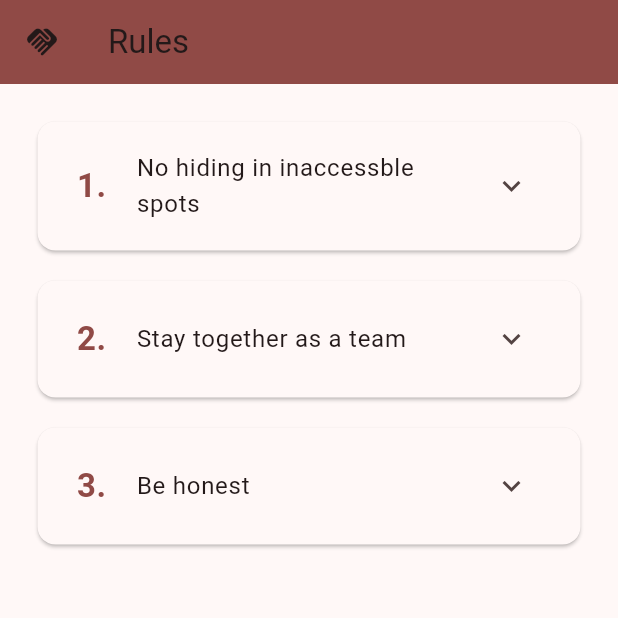
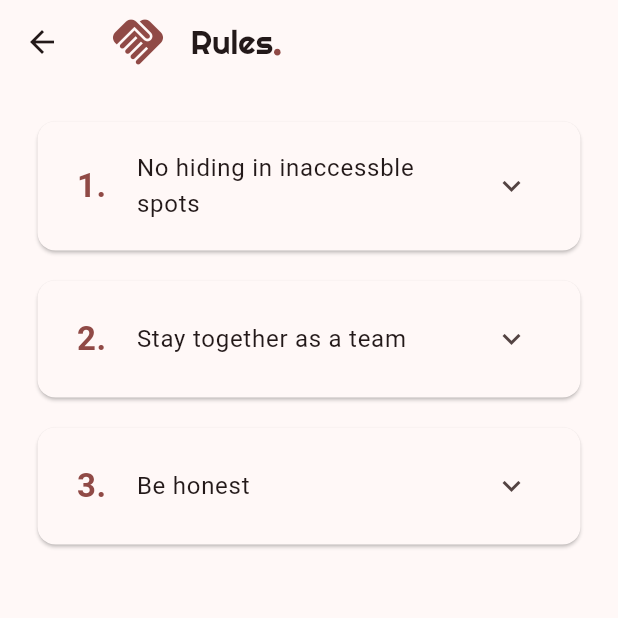
Before and after one commit to velix2/tag_lag, a Flutter app: the RulePage screen opened directly, on a phone screen of 412 x 824 dp, the top half of it. Run offline on Flutter 3.47's test engine with Material 2 defaults, Android fonts, the phone set to English and light mode, and no system bars; our stand-ins replace flutter_spinbox, google_fonts.

Commit message:
new app bar

```diff
--- a/lib/rule_page.dart
+++ b/lib/rule_page.dart
@@ -2,6 +2,8 @@ import 'package:flutter/material.dart';
 import 'dart:convert';
 import 'package:flutter/services.dart';
 import 'dart:async';
+
+import 'package:google_fonts/google_fonts.dart';
 
 class RulePage extends StatefulWidget {
   const RulePage({Key? key}) : super(key: key);
@@ -32,12 +34,33 @@ class _RulePageState extends State<RulePage> {
   @override
   Widget build(BuildContext context) {
     return Scaffold(
-      appBar: AppBar(
-        leading: const Icon(Icons.handshake),
-        title: const Text("Rules"),
-        backgroundColor: Theme.of(context).colorScheme.primary,
-      ),
-      body: Padding(
+appBar: AppBar(
+        title: Row(
+          children: [
+            Icon(
+              Icons.handshake,
+              color: Theme.of(context).primaryColor,
+              size: 40,
+            ),
+            const SizedBox(width: 15),
+            Text(
+              "Rules",
+              style: GoogleFonts.righteous(
+                fontWeight: FontWeight.w500,
+              ),
+              textAlign: TextAlign.center,
+            ),
+            Text(
+              ".",
+              style: GoogleFonts.righteous(
+                fontWeight: FontWeight.w800,
+                color: Theme.of(context).primaryColor,
+              ),
+              textAlign: TextAlign.center,
+            ),
+          ],
+        ),
+      ),      body: Padding(
         padding: const EdgeInsets.all(15),
         child: ListView.builder(
           itemCount: ruleList.length,
```
Also changed, not shown: lib/challenges_page.dart (+44 -30 lines), lib/game_page.dart (+26 -3 lines), lib/shop_page.dart (+28 -4 lines).
